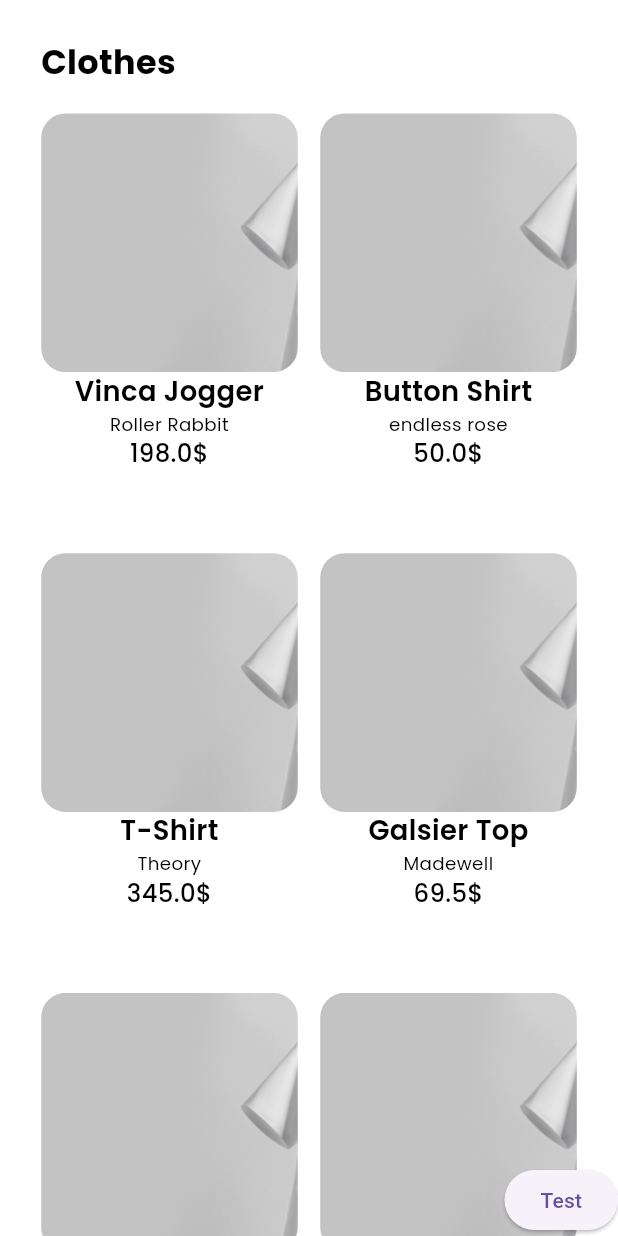
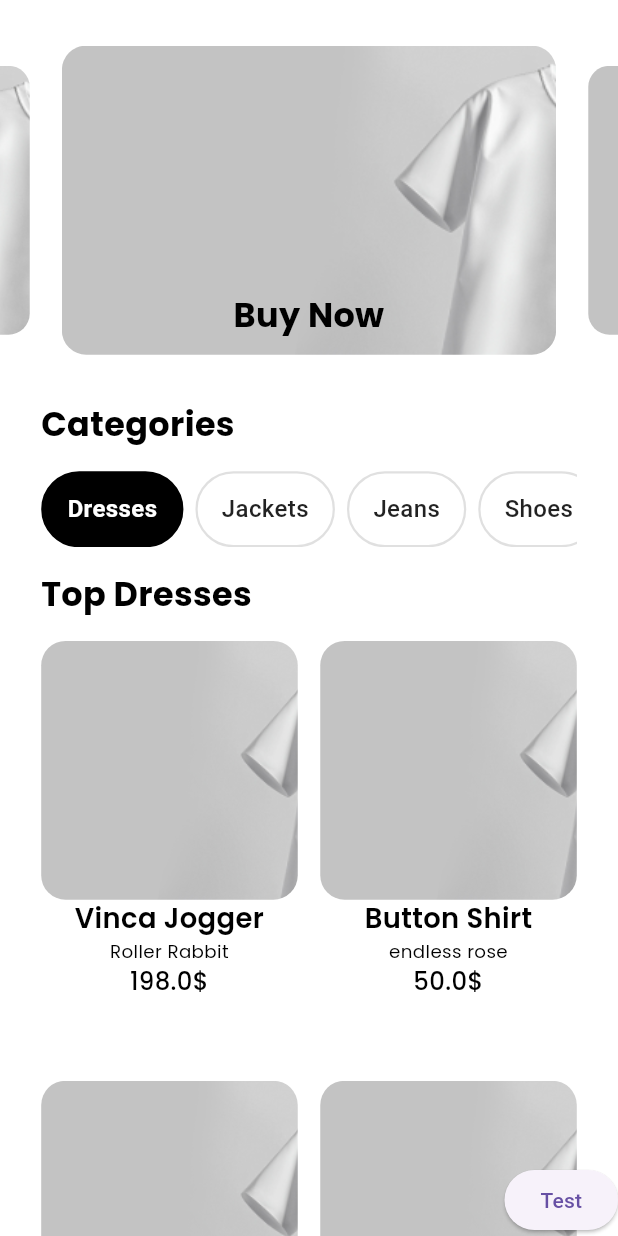
Before and after one commit to OmarAfifi-CSE/depi-flutter-graduation-project, a Flutter app: the screen it shows after launch, on a phone screen of 412 x 824 dp. Run offline on Flutter 3.47's test engine with Material 3 defaults, Android fonts, the phone set to English and light mode, and no system bars; drawn by our look-alikes of carousel_slider; our stand-ins replace bloc, cloud_firestore, firebase_auth, firebase_core, flutter_animate, flutter_bloc and 7 more; accounts and stored records are empty; generated files the repository leaves out were written again.

Commit message:
home screen

```diff
--- a/lib/routing/router_generation_config.dart
+++ b/lib/routing/router_generation_config.dart
@@ -18,7 +18,7 @@
 import 'package:go_router/go_router.dart';
 
 class RouterGenerationConfig {
-  static String initialLoc = AppRoutes.productScreen;
+  static String initialLoc = AppRoutes.homeScreen;
   static final GoRouter router = GoRouter(
     initialLocation: initialLoc,
     routes: [
--- a/lib/views/home/home_screen.dart
+++ b/lib/views/home/home_screen.dart
@@ -1,10 +1,90 @@
+import 'package:batrina/l10n/app_localizations.dart';
+import 'package:batrina/styling/app_colors.dart';
+import 'package:batrina/views/home/widgets/category_filter.dart'
+    show FilterListView;
+import 'package:batrina/views/home/widgets/home_carousel.dart'
+    show HomeCarousel;
+import 'package:batrina/views/home/widgets/product_grid_view.dart'
+    show ProductGridView;
+import 'package:batrina/widgets/custom_text.dart';
 import 'package:flutter/material.dart';
+import 'package:flutter_screenutil/flutter_screenutil.dart';
 
-class HomeScreen extends StatelessWidget {
+class HomeScreen extends StatefulWidget {
   const HomeScreen({super.key});
 
   @override
+  State<HomeScreen> createState() => _HomeScreenState();
+}
+
+class _HomeScreenState extends State<HomeScreen> {
+  String selectedCategory = 'Dresses';
+
+  final List<String> categories = [
+    'Dresses',
+    'Jackets',
+    'Jeans',
+    'Shoes',
+    'Accessories',
+    'Bags',
+  ];
+
+  @override
   Widget build(BuildContext context) {
-    return const Scaffold();
+    final theme = Theme.of(context);
+    final loc = AppLocalizations.of(context);
+    final appColors = Theme.of(context).extension<AppColorTheme>()!;
+    return Scaffold(
+      body: SafeArea(
+        child: SingleChildScrollView(
+          child: Column(
+            crossAxisAlignment: CrossAxisAlignment.start,
+            children: [
+              SizedBox(height: 30.h),
+              const HomeCarousel(),
+              Padding(
+                padding: EdgeInsets.symmetric(horizontal: 25.w),
+                child: Column(
+                  crossAxisAlignment: CrossAxisAlignment.start,
+                  children: [
+                    SizedBox(height: 30.h),
+                    CustomText(
+                      data: loc!.categories,
+                      fontSize: 22.sp,
+                      fontWeight: FontWeight.w700,
+                    ),
+                    SizedBox(height: 15.h),
+                    FilterListView(
+                      filters: categories,
+                      initialSelection: 'Dresses',
+                      onFilterSelected: (filter) {
+                        setState(() {
+                          selectedCategory = filter;
+                        });
+                      },
+                      selectedColor: Colors.black,
+                      unselectedColor: Colors.white,
+                      selectedTextColor: Colors.white,
+                      unselectedTextColor: Colors.black87,
+                    ),
+                    SizedBox(height: 15.h),
+                    CustomText(
+                      data: loc.top_dresses,
+                      fontSize: 22.sp,
+                      fontWeight: FontWeight.w700,
+                    ),
+                  ],
+                ),
+              ),
+              SizedBox(height: 15.h),
+              Padding(
+                padding: EdgeInsets.symmetric(horizontal: 25.w),
+                child: const ProductGridView(),
+              ),
+            ],
+          ),
+        ),
+      ),
+    );
   }
 }
--- /dev/null
+++ b/lib/views/home/widgets/category_filter.dart
@@ -0,0 +1,242 @@
+import 'package:flutter/material.dart';
+import 'package:flutter_screenutil/flutter_screenutil.dart';
+
+class FilterListView extends StatefulWidget {
+  final List<String> filters;
+  final Function(String)? onFilterSelected;
+  final String? initialSelection;
+  final Color selectedColor;
+  final Color unselectedColor;
+  final Color selectedTextColor;
+  final Color unselectedTextColor;
+  final double borderRadius;
+  final EdgeInsets padding;
+  final double spacing;
+
+  const FilterListView({
+    super.key,
+    required this.filters,
+    this.onFilterSelected,
+    this.initialSelection,
+    this.selectedColor = Colors.black,
+    this.unselectedColor = Colors.transparent,
+    this.selectedTextColor = Colors.white,
+    this.unselectedTextColor = Colors.black87,
+    this.borderRadius = 25.0,
+    this.padding = const EdgeInsets.symmetric(horizontal: 16.0, vertical: 8.0),
+    this.spacing = 8.0,
+  });
+
+  @override
+  State<FilterListView> createState() => _FilterListViewState();
+}
+
+class _FilterListViewState extends State<FilterListView> {
+  String? selectedFilter;
+
+  @override
+  void initState() {
+    super.initState();
+    selectedFilter = widget.initialSelection ?? widget.filters.first;
+  }
+
+  @override
+  Widget build(BuildContext context) {
+    return SizedBox(
+      height: 50.h,
+      child: ListView.builder(
+        scrollDirection: Axis.horizontal,
+        itemCount: widget.filters.length,
+        itemBuilder: (context, index) {
+          final filter = widget.filters[index];
+          final isSelected = selectedFilter == filter;
+
+          return Padding(
+            padding: EdgeInsets.only(
+              right: index < widget.filters.length - 1 ? widget.spacing : 0,
+            ),
+            child: FilterChip(
+              filter: filter,
+              isSelected: isSelected,
+              onTap: () {
+                setState(() {
+                  selectedFilter = filter;
+                });
+                if (widget.onFilterSelected != null) {
+                  widget.onFilterSelected!(filter);
+                }
+              },
+              selectedColor: widget.selectedColor,
+              unselectedColor: widget.unselectedColor,
+              selectedTextColor: widget.selectedTextColor,
+              unselectedTextColor: widget.unselectedTextColor,
+              borderRadius: widget.borderRadius.r,
+              padding: widget.padding,
+            ),
+          );
+        },
+      ),
+    );
+  }
+}
+
+class FilterChip extends StatelessWidget {
+  final String filter;
+  final bool isSelected;
+  final VoidCallback onTap;
+  final Color selectedColor;
+  final Color unselectedColor;
+  final Color selectedTextColor;
+  final Color unselectedTextColor;
+  final double borderRadius;
+  final EdgeInsets padding;
+
+  const FilterChip({
+    super.key,
+    required this.filter,
+    required this.isSelected,
+    required this.onTap,
+    required this.selectedColor,
+    required this.unselectedColor,
+    required this.selectedTextColor,
+    required this.unselectedTextColor,
+    required this.borderRadius,
+    required this.padding,
+  });
+
+  @override
+  Widget build(BuildContext context) {
+    return GestureDetector(
+      onTap: onTap,
+      child: AnimatedContainer(
+        duration: const Duration(milliseconds: 200),
+        curve: Curves.easeInOut,
+        padding: padding,
+        decoration: BoxDecoration(
+          color: isSelected ? selectedColor : unselectedColor,
+          borderRadius: BorderRadius.circular(borderRadius),
+          border: Border.all(
+            color: isSelected ? selectedColor : Colors.grey.shade300,
+            width: 1.5,
+          ),
+        ),
+        child: Center(
+          child: Text(
+            filter,
+            style: TextStyle(
+              color: isSelected ? selectedTextColor : unselectedTextColor,
+              fontSize: 16,
+              fontWeight: isSelected ? FontWeight.w600 : FontWeight.w500,
+            ),
+          ),
+        ),
+      ),
+    );
+  }
+}
+
+// مثال على الاستخدام
+class FilterDemo extends StatefulWidget {
+  const FilterDemo({super.key});
+
+  @override
+  State<FilterDemo> createState() => _FilterDemoState();
+}
+
+class _FilterDemoState extends State<FilterDemo> {
+  String selectedCategory = 'Dresses';
+
+  final List<String> categories = [
+    'Dresses',
+    'Jackets',
+    'Jeans',
+    'Shoes',
+    'Accessories',
+    'Bags',
+  ];
+
+  @override
+  Widget build(BuildContext context) {
+    return Scaffold(
+      backgroundColor: Colors.white,
+      appBar: AppBar(
+        title: const Text('Filter ListView Demo'),
+        backgroundColor: Colors.white,
+        elevation: 0,
+        foregroundColor: Colors.black,
+      ),
+      body: Column(
+        crossAxisAlignment: CrossAxisAlignment.start,
+        children: [
+          const SizedBox(height: 20),
+
+          // Filter ListView
+          FilterListView(
+            filters: categories,
+            initialSelection: 'Dresses',
+            onFilterSelected: (filter) {
+              setState(() {
+                selectedCategory = filter;
+              });
+            },
+            selectedColor: Colors.black,
+            unselectedColor: Colors.white,
+            selectedTextColor: Colors.white,
+            unselectedTextColor: Colors.black87,
+          ),
+
+          const SizedBox(height: 20),
+
+          // عرض الفئة المختارة
+          Padding(
+            padding: const EdgeInsets.all(16.0),
+            child: Column(
+              crossAxisAlignment: CrossAxisAlignment.start,
+              children: [
+                Text(
+                  'Selected Category:',
+                  style: TextStyle(
+                    fontSize: 18,
+                    fontWeight: FontWeight.bold,
+                    color: Colors.grey.shade700,
+                  ),
+                ),
+                const SizedBox(height: 8),
+                Text(
+                  selectedCategory,
+                  style: const TextStyle(
+                    fontSize: 24,
+                    fontWeight: FontWeight.bold,
+                    color: Colors.black,
+                  ),
+                ),
+              ],
+            ),
+          ),
+
+          // محتوى إضافي حسب الفئة المختارة
+          Expanded(
+            child: Center(
+              child: Container(
+                padding: const EdgeInsets.all(20),
+                margin: const EdgeInsets.all(16),
+                decoration: BoxDecoration(
+                  color: Colors.grey.shade100,
+                  borderRadius: BorderRadius.circular(12),
+                ),
+                child: Text(
+                  'Content for $selectedCategory category will be displayed here',
+                  style: TextStyle(
+                    fontSize: 16,
+                    color: Colors.grey.shade600,
+                  ),
+                  textAlign: TextAlign.center,
+                ),
+              ),
+            ),
+          ),
+        ],
+      ),
+    );
+  }
+}
--- /dev/null
+++ b/lib/views/home/widgets/home_carousel.dart
@@ -0,0 +1,64 @@
+import 'package:batrina/styling/app_assets.dart';
+import 'package:batrina/widgets/custom_text.dart';
+import 'package:carousel_slider/carousel_slider.dart';
+import 'package:flutter/material.dart';
+import 'package:flutter_screenutil/flutter_screenutil.dart';
+
+final List<String> imgList = [
+  AppAssets.categoryTestImage,
+  AppAssets.categoryTestImage,
+  AppAssets.categoryTestImage,
+  AppAssets.categoryTestImage,
+];
+
+final List<Widget> imageSliders = imgList
+    .map(
+      (item) => ClipRRect(
+        borderRadius: BorderRadius.all(Radius.circular(16.r)),
+        child: Stack(
+          children: <Widget>[
+            Container(
+              decoration: BoxDecoration(
+                image: DecorationImage(
+                  image: AssetImage(item),
+                  fit: BoxFit.cover,
+                ),
+              ),
+            ),
+            Positioned(
+              bottom: 0.0,
+              left: 0.0,
+              right: 0.0,
+              child: Container(
+                padding: EdgeInsets.symmetric(
+                  vertical: 10.h,
+                  horizontal: 20.w,
+                ),
+                child: CustomText(
+                  data: "Buy Now",
+                  fontSize: 22.sp,
+                  fontWeight: FontWeight.w700,
+                ),
+              ),
+            ),
+          ],
+        ),
+      ),
+    )
+    .toList();
+
+class HomeCarousel extends StatelessWidget {
+  const HomeCarousel({super.key});
+
+  @override
+  Widget build(BuildContext context) {
+    return CarouselSlider(
+      options: CarouselOptions(
+        autoPlay: true,
+        aspectRatio: 2.0,
+        enlargeCenterPage: true,
+      ),
+      items: imageSliders,
+    );
+  }
+}
--- a/pubspec.yaml
+++ b/pubspec.yaml
@@ -30,6 +30,7 @@
   cloud_firestore: ^6.0.1
   top_snackbar_flutter: ^3.3.0
   lottie: ^3.3.2
+  carousel_slider: ^5.1.1
 
 
 
```
Also changed, not shown: pubspec.lock.
